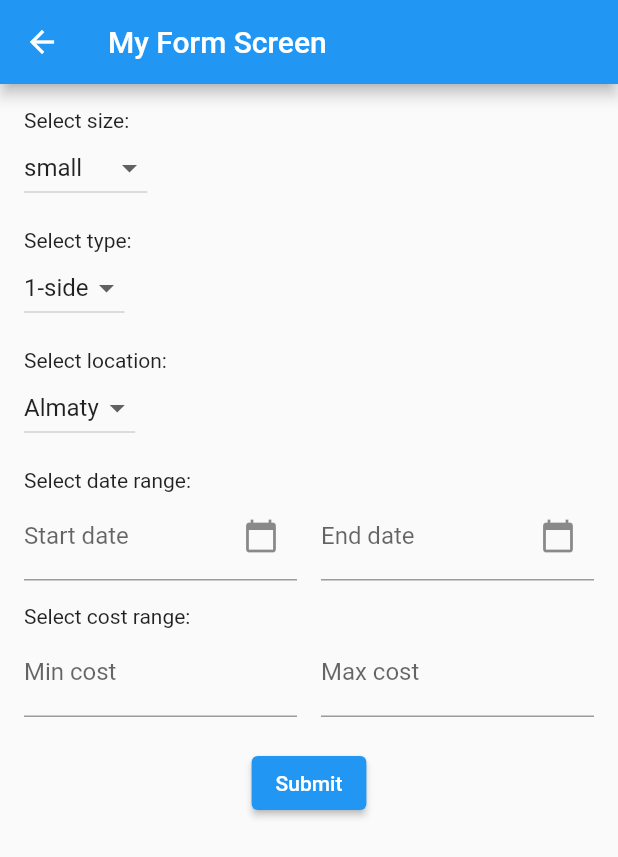
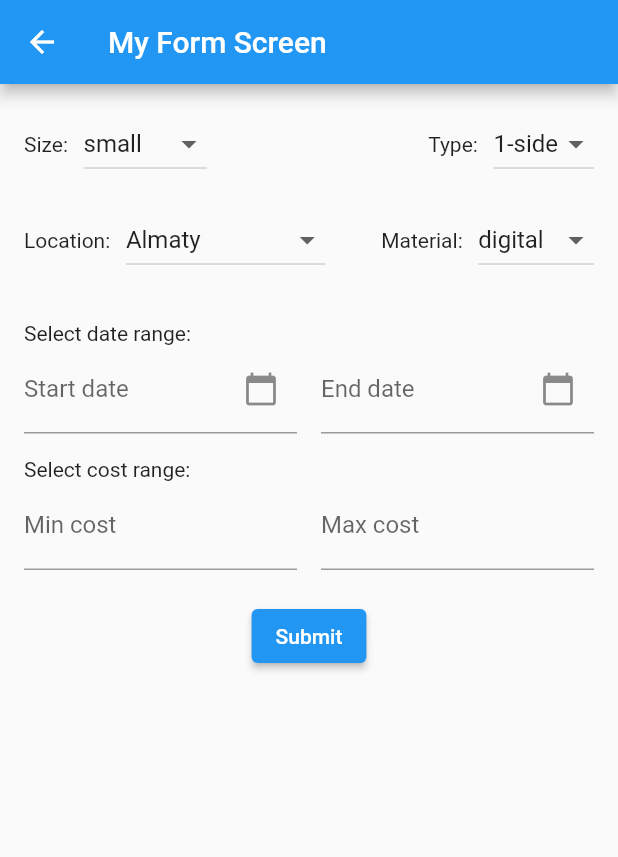
Before and after one commit to SWE342-billboards/billboards-mobile, a Flutter app: the MyFormScreen screen opened directly, on a phone screen of 412 x 824 dp. Shown: the top 857 px of the screen. Run offline on Flutter 3.47's test engine with Material 2 defaults, Android fonts, the phone set to English and light mode, and no system bars.

Commit message:
form upd

```diff
--- a/lib/form.dart
+++ b/lib/form.dart
@@ -16,6 +16,7 @@ class _MyFormScreenState extends State<MyFormScreen> {
   String _size = 'small';
   String _type = '1-sided';
   String _location = 'Almaty';
+  String _material = 'digital';
   DateTime? _startDate;
   DateTime? _endDate;
   int _minCost = 0;
@@ -32,7 +33,9 @@ class _MyFormScreenState extends State<MyFormScreen> {
         child: Column(
           crossAxisAlignment: CrossAxisAlignment.start,
           children: [
-            Text('Select size:'),
+            Row(
+              children: [
+                Text('Size:   '),
                 DropdownButton(
                   value: _size,
                   onChanged: (value) {
@@ -55,8 +58,8 @@ class _MyFormScreenState extends State<MyFormScreen> {
                     ),
                   ],
                 ),
-            SizedBox(height: 16.0),
-            Text('Select type:'),
+                Spacer(),
+                Text('Type:   '),
                 DropdownButton(
                   value: _type,
                   onChanged: (value) {
@@ -79,9 +82,14 @@ class _MyFormScreenState extends State<MyFormScreen> {
                     ),
                   ],
                 ),
+              ],
+            ),
             SizedBox(height: 16.0),
-            Text('Select location:'),
+            Row(
+              children: [
+                Text('Location:   '),
                 DropdownButton(
+                  hint: Text('Select location:'),
                   value: _location,
                   onChanged: (value) {
                     setState(() {
@@ -99,7 +107,29 @@ class _MyFormScreenState extends State<MyFormScreen> {
                     ),
                   ],
                 ),
-            SizedBox(height: 16.0),
+                Spacer(),
+                Text('Material:   '),
+                DropdownButton(
+                  value: _material,
+                  onChanged: (value) {
+                    setState(() {
+                      _material = value.toString();
+                    });
+                  },
+                  items: [
+                    DropdownMenuItem(
+                      value: 'digital',
+                      child: Text('digital'),
+                    ),
+                    DropdownMenuItem(
+                      value: 'painted',
+                      child: Text('painted'),
+                    ),
+                  ],
+                ),
+              ],
+            ),
+            SizedBox(height: 30),
             Text('Select date range:'),
             Row(
               children: [
```
Lines whose indentation alone changed are shown as unchanged.
